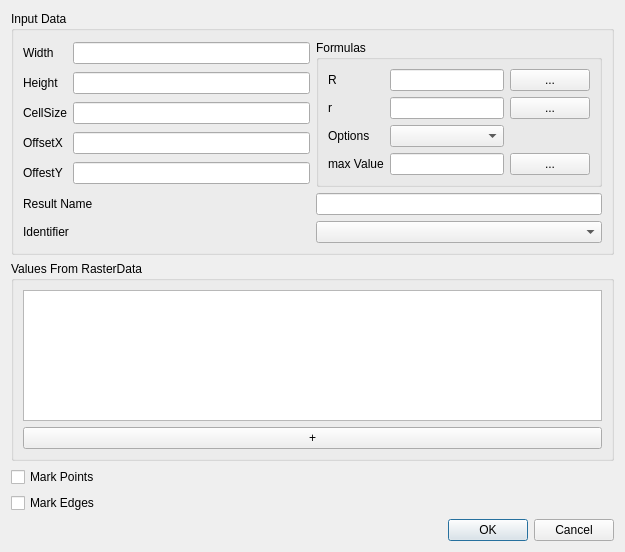
Above: src/DynaMind-BasicModules/guimarker.ui from iut-ibk/DynaMind-ToolBox before the change. Below: the same form after it.
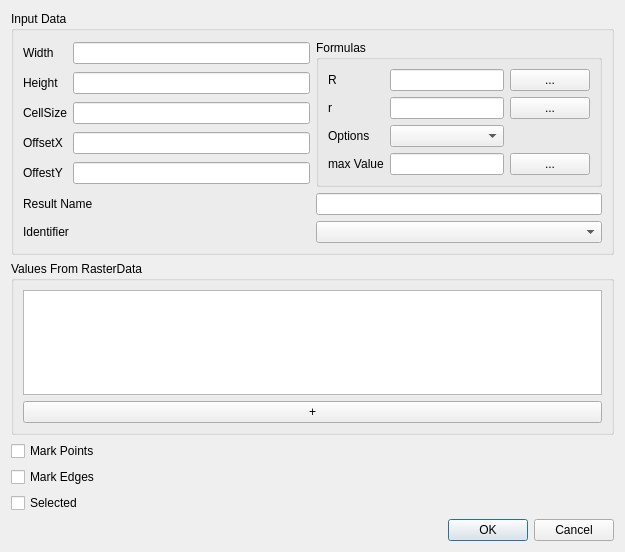
That is the form after the change.

Commit message: added selected flag

```diff
--- a/src/DynaMind-BasicModules/guimarker.ui
+++ b/src/DynaMind-BasicModules/guimarker.ui
@@ -218,6 +218,13 @@
      </property>
     </widget>
    </item>
+   <item row="5" column="0">
+    <widget class="QCheckBox" name="checkBox_Selected">
+     <property name="text">
+      <string>Selected</string>
+     </property>
+    </widget>
+   </item>
   </layout>
  </widget>
  <resources/>
```
Left out of the diff: 142 changed lines with no effect on the pictures. The commit also changes 3 other files.
